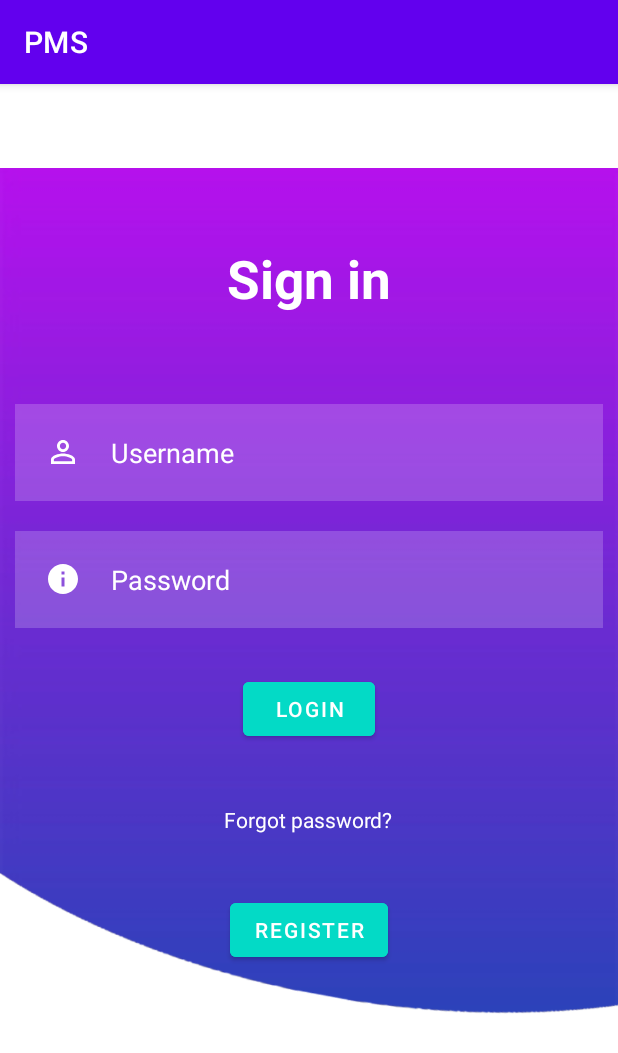
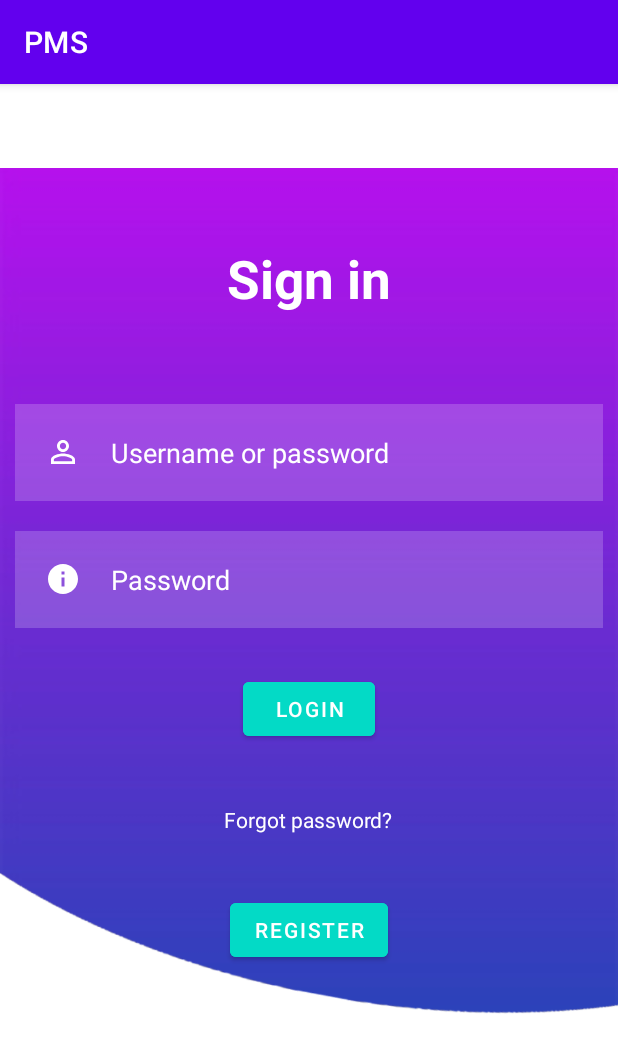
Before and after one commit to maxkrivenya/android_durak, an Android app: the screen it shows after launch (Login), on a phone screen of 412 x 824 dp. Shown: the top 1053 px of the screen. Run offline under Robolectric (Android 15) with nearby library versions, the phone set to English and light mode, and no system bars; 1 statement that could not run was skipped.

Commit message:
before lab3

```diff
--- a/app/src/main/AndroidManifest.xml
+++ b/app/src/main/AndroidManifest.xml
@@ -16,7 +16,7 @@
 
             android:name=".Login"
             android:exported="true"
-            android:label="@string/app_name">
+            android:screenOrientation="nosensor">
             <intent-filter>
                 <action android:name="android.intent.action.MAIN" />
 
@@ -27,6 +27,7 @@
 
             android:name=".Register"
             android:exported="true"
+            android:screenOrientation="nosensor"
             android:label="@string/app_name">
 
         </activity>
--- a/app/src/main/java/com/example/pms/Login.kt
+++ b/app/src/main/java/com/example/pms/Login.kt
@@ -8,12 +8,13 @@
     import androidx.appcompat.app.AppCompatActivity
     import com.google.android.material.button.MaterialButton
 
-
     class Login : AppCompatActivity() {
         companion object {
           init {
              System.loadLibrary("pms")
+
           }
+            val emailRegex = "^[A-Za-z0-9+_.-]+@[A-Za-z0-9.-]+\$"
         }
 
         external fun jniLogin(j_name : String, j_password: String): String
--- a/app/src/main/res/layout/login_page.xml
+++ b/app/src/main/res/layout/login_page.xml
@@ -33,7 +33,7 @@
             android:background="#30ffffff"
             android:drawableLeft="@drawable/ic_baseline_person_outline_24"
             android:drawablePadding="20dp"
-            android:hint="Username"
+            android:hint="Username or password"
             android:padding="20dp"
             android:textColor="@color/white"
             android:textColorHint="@color/white" />
```
Also changed, not shown: app/src/main/java/com/example/pms/Register.kt (+12 -6 lines), 1 other file.
